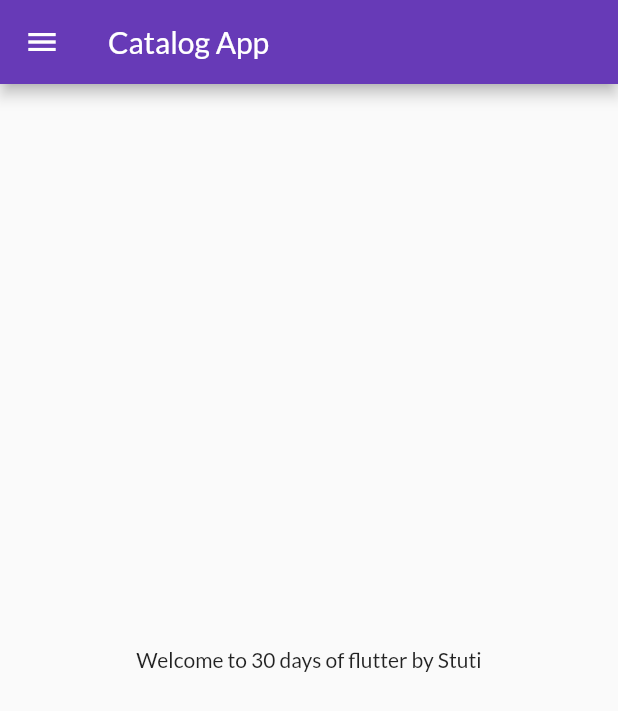
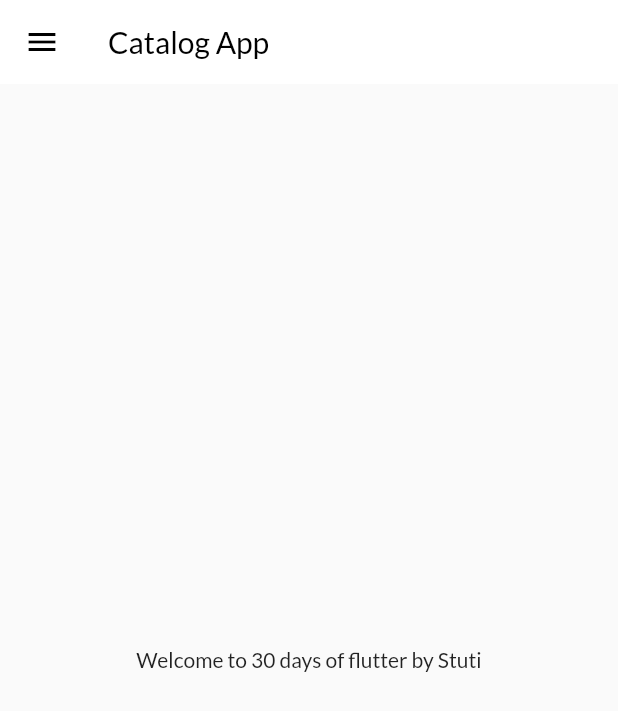
Before and after one commit to StutiMittal/flutter_application, a Flutter app: the screen it shows after launch, on a phone screen of 412 x 824 dp. Shown: the top 711 px of the screen. Run offline on Flutter 3.47's test engine with Material 2 defaults, Android fonts, the phone set to English and light mode, and no system bars; our stand-ins replace google_fonts.

Commit message:
changes in home page

```diff
--- a/lib/pages/homepage.dart
+++ b/lib/pages/homepage.dart
@@ -9,7 +9,13 @@ class HomePage extends StatelessWidget {
     return Scaffold(
       //widget component
       appBar: AppBar(
-        title: Text("Catalog App"),
+        backgroundColor: Colors.white,
+        elevation: 0.0,
+        iconTheme: IconThemeData(color: Colors.black),
+        title: Text(
+          "Catalog App",
+          style: TextStyle(color: Colors.black),
+        ),
       ), //Appbar
       body: Center(
         child: Container(
```
